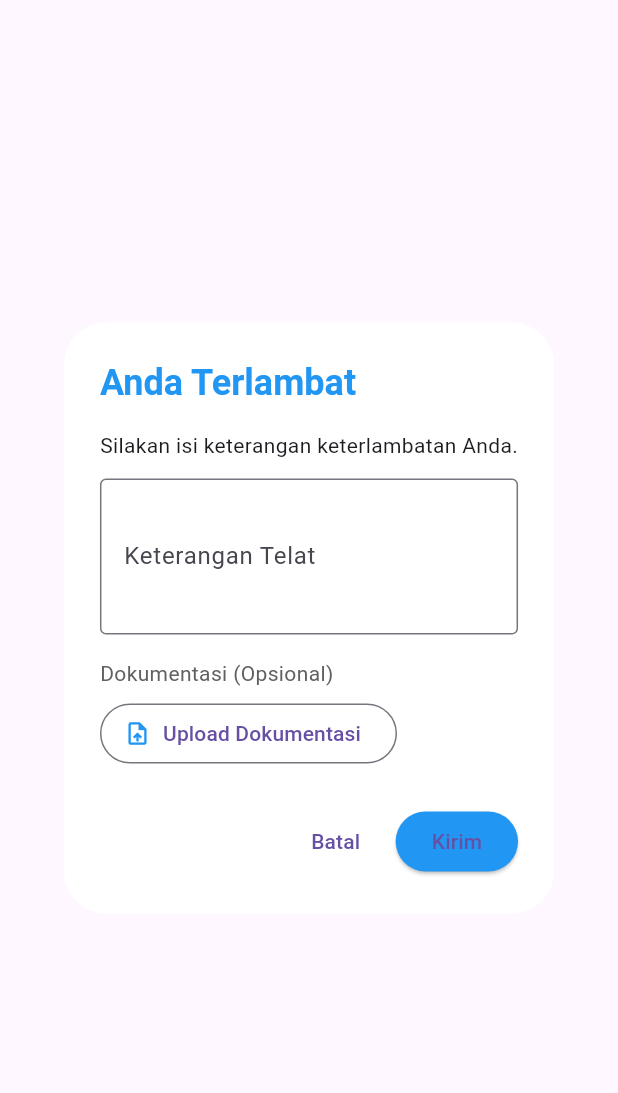
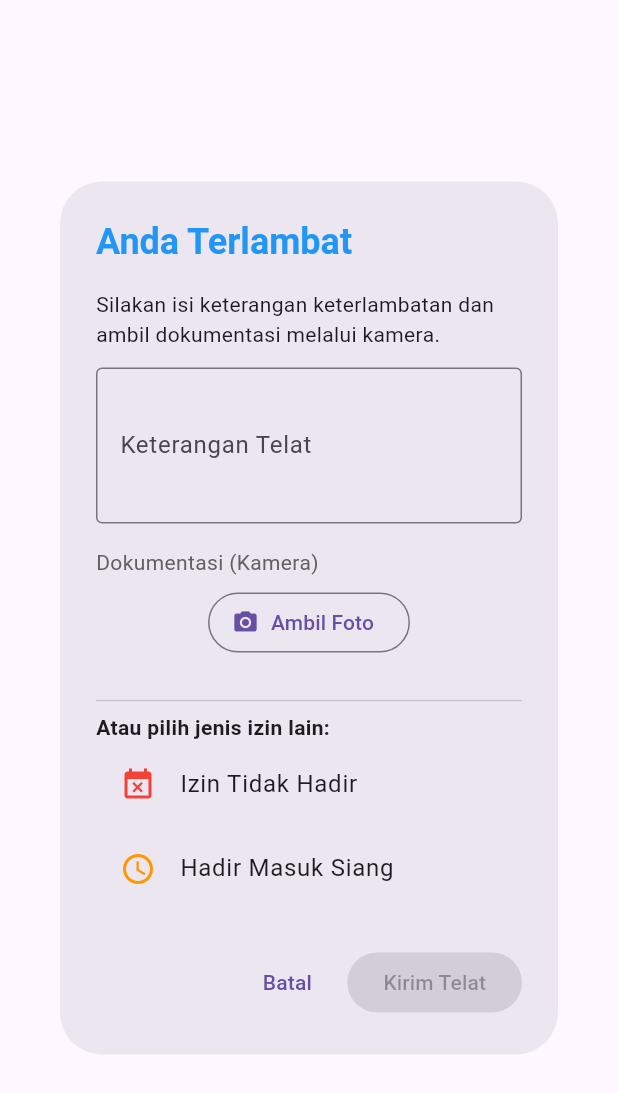
Before and after one commit to Ceftkiki47/geofence_presensi, a Flutter app: the IzinTelatDialog widget shown alone on an empty page, opened directly, on a phone screen of 412 x 824 dp. Shown: the top 1093 px of the screen. Run offline on Flutter 3.47's test engine with Material 3 defaults, Android fonts, the phone set to English and light mode, and no system bars; our stand-ins replace auto_route, camera, geolocator, google_maps_flutter, googleapis_auth, image_picker and 1 more; missing offline and left inert: googleapis; accounts and stored records are empty.

Commit message:
komit watdehek, setengah fungsi izin

```diff
--- a/lib/widgets/izinTelatDialog.dart
+++ b/lib/widgets/izinTelatDialog.dart
@@ -6,6 +6,8 @@ import 'package:provider/provider.dart';
 
 import '../providers/AttendanceProvider.dart';
 import '../providers/AuthProvider.dart';
+import '../widgets/IzinTidakHadirDialog.dart';
+import '../widgets/izinHadirSiangDialog.dart';
 
 class IzinTelatDialog extends StatefulWidget {
   const IzinTelatDialog({super.key});
@@ -28,11 +30,15 @@ class _IzinTelatDialogState extends State<IzinTelatDialog> {
   }
 
   /// =======================
-  /// PICK DOCUMENT
+  /// PICK DOCUMENT (CAMERA)
   /// =======================
   Future<void> _pickDocument() async {
     final picker = ImagePicker();
-    final result = await picker.pickImage(source: ImageSource.gallery);
+    final result = await picker.pickImage(
+      source: ImageSource.camera,
+      imageQuality: 75,
+      preferredCameraDevice: CameraDevice.front,
+    );
 
     if (result != null) {
       setState(() {
@@ -44,16 +50,25 @@ class _IzinTelatDialogState extends State<IzinTelatDialog> {
   /// =======================
   /// SUBMIT TELAT
   /// =======================
-  Future<void> _submit() async {
+  Future<void> _submitTelat() async {
     if (!_formKey.currentState!.validate()) return;
+
+    if (_dokumentasi == null) {
+      ScaffoldMessenger.of(context).showSnackBar(
+        const SnackBar(
+          content: Text('Dokumentasi wajib diambil melalui kamera'),
+        ),
+      );
+      return;
+    }
 
     setState(() => _submitting = true);
 
-    final attendanceProvider = context.read<AttendanceProvider>();
+    final attendance = context.read<AttendanceProvider>();
     final auth = context.read<AuthProvider>();
 
-    final success = await attendanceProvider.submitAttendance(
-      image: File('dummy'), // kamera sudah diproses sebelumnya
+    final success = await attendance.submitAttendance(
+      image: File('dummy'), // fingerprint sudah diproses sebelumnya
       email: auth.userEmail!,
       nama: auth.userName!,
       keteranganTelat: _keteranganController.text.trim(),
@@ -68,10 +83,7 @@ class _IzinTelatDialogState extends State<IzinTelatDialog> {
       Navigator.pop(context);
       ScaffoldMessenger.of(context).showSnackBar(
         const SnackBar(
-          content: Text(
-            'Anda sudah melakukan absensi dengan status: TELAT\n'
-            'Mohon jangan diulangi kembali!',
-          ),
+          content: Text('Absensi berhasil dengan status: TELAT'),
         ),
       );
     } else {
@@ -87,7 +99,6 @@ class _IzinTelatDialogState extends State<IzinTelatDialog> {
   @override
   Widget build(BuildContext context) {
     return AlertDialog(
-      backgroundColor: Colors.white,
       title: const Text(
         'Anda Terlambat',
         style: TextStyle(
@@ -95,65 +106,131 @@ class _IzinTelatDialogState extends State<IzinTelatDialog> {
           color: Colors.blue,
         ),
       ),
-      content: Form(
-        key: _formKey,
-        child: SingleChildScrollView(
+      content: SingleChildScrollView(
         child: Column(
           crossAxisAlignment: CrossAxisAlignment.start,
           children: [
             const Text(
-                'Silakan isi keterangan keterlambatan Anda.',
+              'Silakan isi keterangan keterlambatan '
+              'dan ambil dokumentasi melalui kamera.',
             ),
             const SizedBox(height: 12),
 
-              /// KETERANGAN
+            /// =======================
+            /// FORM
+            /// =======================
+            Form(
+              key: _formKey,
+              child: Column(
+                children: [
                   TextFormField(
                     controller: _keteranganController,
                     maxLines: 3,
                     decoration: const InputDecoration(
                       labelText: 'Keterangan Telat',
-                  hintText: 'Contoh: Ban bocor, hujan deras',
                       border: OutlineInputBorder(),
                     ),
-                validator: (v) {
-                  if (v == null || v.trim().isEmpty) {
-                    return 'Keterangan wajib diisi';
-                  }
-                  return null;
+                    validator: (v) =>
+                        v == null || v.trim().isEmpty
+                            ? 'Keterangan wajib diisi'
+                            : null,
+                  ),
+                  const SizedBox(height: 16),
+
+                  /// =======================
+                  /// DOKUMENTASI CAMERA
+                  /// =======================
+                  Align(
+                    alignment: Alignment.centerLeft,
+                    child: Text(
+                      'Dokumentasi (Kamera)',
+                      style: TextStyle(color: Colors.grey.shade700),
+                    ),
+                  ),
+                  const SizedBox(height: 6),
+
+                  OutlinedButton.icon(
+                    onPressed: _pickDocument,
+                    icon: const Icon(Icons.camera_alt),
+                    label: Text(
+                      _dokumentasi == null
+                          ? 'Ambil Foto'
+                          : 'Foto Berhasil Diambil',
+                    ),
+                  ),
+
+                  /// =======================
+                  /// PREVIEW FOTO (RASIO FIX)
+                  /// =======================
+                  if (_dokumentasi != null) ...[
+                    const SizedBox(height: 10),
+                    ClipRRect(
+                      borderRadius: BorderRadius.circular(12),
+                      child: AspectRatio(
+                        aspectRatio: 3 / 4, // ✅ RASIO KAMERA PORTRAIT
+                        child: Image.file(
+                          _dokumentasi!,
+                          fit: BoxFit.cover,
+                        ),
+                      ),
+                    ),
+                  ],
+                ],
+              ),
+            ),
+
+            const SizedBox(height: 20),
+            const Divider(),
+
+            /// =======================
+            /// IZIN LAIN
+            /// =======================
+            const Text(
+              'Atau pilih jenis izin lain:',
+              style: TextStyle(fontWeight: FontWeight.w600),
+            ),
+
+            ListTile(
+              leading: const Icon(Icons.event_busy, color: Colors.red),
+              title: const Text('Izin Tidak Hadir'),
+              onTap: () {
+                Navigator.pop(context);
+                showDialog(
+                  context: context,
+                  builder: (_) => IzinTidakHadirDialog(
+                    userEmail: context.read<AuthProvider>().userEmail!,
+                  ),
+                );
               },
             ),
 
-              const SizedBox(height: 16),
-
-              /// DOKUMENTASI
-              Text(
-                'Dokumentasi (Opsional)',
-                style: TextStyle(color: Colors.grey.shade700),
-              ),
-              const SizedBox(height: 6),
-              OutlinedButton.icon(
-                onPressed: _pickDocument,
-                icon: const Icon(Icons.upload_file, color: Colors.blue),
-                label: Text(
-                  _dokumentasi == null
-                      ? 'Upload Dokumentasi'
-                      : 'Dokumentasi Dipilih',
-                ),
+            ListTile(
+              leading: const Icon(Icons.access_time, color: Colors.orange),
+              title: const Text('Hadir Masuk Siang'),
+              onTap: () {
+                Navigator.pop(context);
+                showDialog(
+                  context: context,
+                  builder: (_) => const HadirSiangDialog(),
+                );
+              },
             ),
           ],
         ),
       ),
-      ),
+
+      /// =======================
+      /// ACTIONS
+      /// =======================
       actions: [
         TextButton(
           onPressed: _submitting ? null : () => Navigator.pop(context),
           child: const Text('Batal'),
         ),
         ElevatedButton(
-          onPressed: _submitting ? null : _submit,
-          style: ElevatedButton.styleFrom(
-            backgroundColor: Colors.blue,
-          ),
+          onPressed: (_submitting || _dokumentasi == null)
+              ? null
+              : _submitTelat,
           child: _submitting
               ? const SizedBox(
                   height: 18,
@@ -163,7 +240,7 @@ class _IzinTelatDialogState extends State<IzinTelatDialog> {
                     color: Colors.white,
                   ),
                 )
-              : const Text('Kirim'),
+              : const Text('Kirim Telat'),
         ),
       ],
     );
```
Also changed, not shown: lib/providers/AttendanceProvider.dart (+43 -2 lines), lib/screens/HomeScreen.dart (+110 -92 lines), lib/widgets/PulangTaskDialog.dart (added, +124 -0 lines), lib/widgets/izinHadirSiangDialog.dart (added, +117 -0 lines), lib/screens/create_pin/CreatePinScreen.dart (line endings or trailing spaces). Lines whose indentation alone changed are shown as unchanged.
